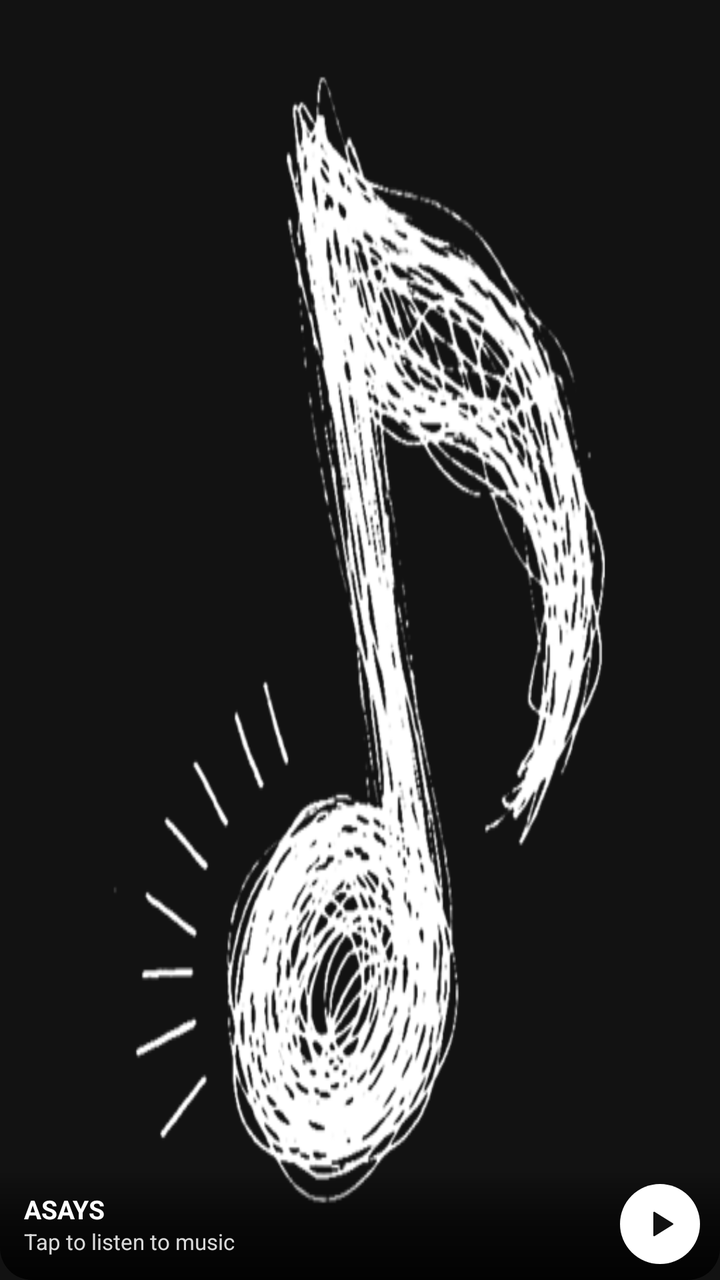
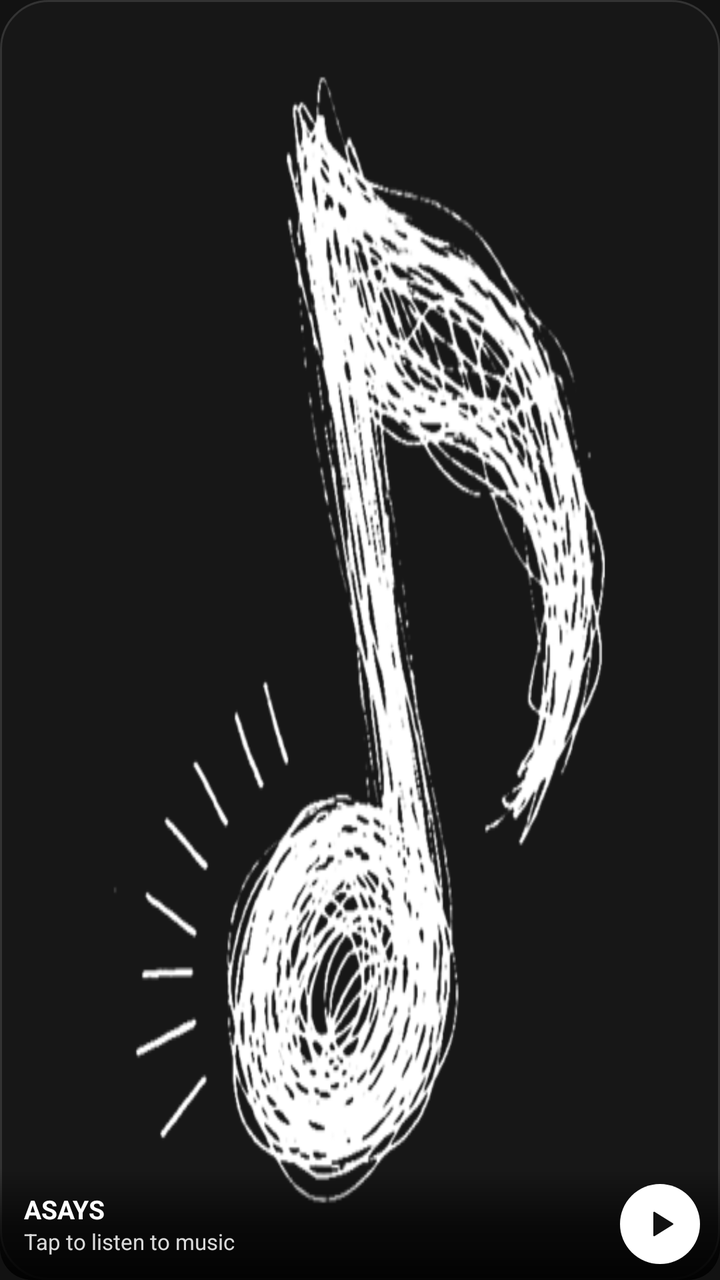

Two renders of the same Android screen: before a commit and after it. Below are the layout's source before the change and the commit's diff.
<!-- AndroidManifest.xml: application theme Theme.Naviify -->
<!-- res/layout/widget_now_playing_card.xml -->
<?xml version="1.0" encoding="utf-8"?>
<FrameLayout xmlns:android="http://schemas.android.com/apk/res/android"
    android:id="@+id/widget_card_root"
    android:layout_width="match_parent"
    android:layout_height="match_parent">

    <ImageView
        android:id="@+id/widget_card_art"
        android:layout_width="match_parent"
        android:layout_height="match_parent"
        android:scaleType="fitXY"
        android:src="@drawable/app_logo"
        android:contentDescription="@string/widget_artwork" />

    <LinearLayout
        android:layout_width="match_parent"
        android:layout_height="56dp"
        android:layout_gravity="bottom"
        android:background="@drawable/widget_scrim_strip"
        android:orientation="horizontal"
        android:gravity="center_vertical"
        android:paddingStart="12dp"
        android:paddingEnd="10dp">

        <LinearLayout
            android:id="@+id/widget_card_open_app_area"
            android:layout_width="0dp"
            android:layout_height="wrap_content"
            android:layout_weight="1"
            android:orientation="vertical">

            <TextView
                android:id="@+id/widget_card_title"
                android:layout_width="match_parent"
                android:layout_height="wrap_content"
                android:text="@string/widget_default_title"
                android:textColor="#FFFFFF"
                android:textSize="13sp"
                android:textStyle="bold"
                android:maxLines="1"
                android:singleLine="true"
                android:ellipsize="end" />

            <TextView
                android:id="@+id/widget_card_artist"
                android:layout_width="match_parent"
                android:layout_height="wrap_content"
                android:text="@string/widget_ready_to_play"
                android:textColor="#D9FFFFFF"
                android:textSize="11sp"
                android:maxLines="1"
                android:singleLine="true"
                android:ellipsize="end" />
        </LinearLayout>

        <ImageButton
            android:id="@+id/widget_card_btn_play_pause"
            android:layout_width="40dp"
            android:layout_height="40dp"
            android:layout_marginStart="6dp"
            android:background="@drawable/widget_play_btn_white"
            android:src="@drawable/ic_widget_play"
            android:scaleType="centerInside"
            android:padding="10dp"
            android:contentDescription="@string/widget_action_play" />
    </LinearLayout>
</FrameLayout>
<!-- resources referenced by this layout -->
<resources>
  <!-- drawable app_logo: png bitmap (drawable, 53085 bytes) -->
  <!-- drawable ic_widget_play (drawable) -->
  <vector xmlns:android="http://schemas.android.com/apk/res/android"
      android:width="24dp"
      android:height="24dp"
      android:viewportWidth="24"
      android:viewportHeight="24">
      <path
          android:fillColor="#121212"
          android:pathData="M8,5.14v13.72a0.5,0.5 0,0 0,0.76 0.42l11,-6.86a0.5,0.5 0,0 0,0 -0.84l-11,-6.86A0.5,0.5 0,0 0,8 5.14z" />
  </vector>
  <!-- drawable widget_play_btn_white (drawable) -->
  <?xml version="1.0" encoding="utf-8"?>
  <shape xmlns:android="http://schemas.android.com/apk/res/android"
      android:shape="oval">
      <solid android:color="#FFFFFFFF" />
  </shape>
  <!-- drawable widget_scrim_strip (drawable) -->
  <?xml version="1.0" encoding="utf-8"?>
  <shape xmlns:android="http://schemas.android.com/apk/res/android"
      android:shape="rectangle">
      <gradient
          android:angle="90"
          android:startColor="#E6000000"
          android:centerColor="#99000000"
          android:endColor="#00000000"
          android:type="linear" />
      <corners
          android:bottomLeftRadius="16dp"
          android:bottomRightRadius="16dp" />
  </shape>
  <string name="widget_action_play">Play</string>
  <string name="widget_artwork">Album Art</string>
  <string name="widget_default_title">ASAYS</string>
  <string name="widget_ready_to_play">Tap to listen to music</string>
  <style name="Theme.Naviify" parent="android:Theme.Material.NoActionBar">
          <item name="android:windowBackground">#121212</item>
          <item name="android:statusBarColor">#121212</item>
          <item name="android:navigationBarColor">#121212</item>
          <item name="android:windowLightStatusBar">false</item>
          <item name="android:windowLightNavigationBar" tools:targetApi="o_mr1">false</item>
      </style>
</resources>

<!-- the commit's change to res/layout/widget_now_playing_card.xml (unified diff, before → after) -->
@@ -2,7 +2,8 @@
 <FrameLayout xmlns:android="http://schemas.android.com/apk/res/android"
     android:id="@+id/widget_card_root"
     android:layout_width="match_parent"
-    android:layout_height="match_parent">
+    android:layout_height="match_parent"
+    android:background="@drawable/widget_bg_card">
 
     <ImageView
         android:id="@+id/widget_card_art"
<!-- resource entries referenced after the edit -->
@@ -11,6 +11,14 @@
           android:fillColor="#121212"
           android:pathData="M8,5.14v13.72a0.5,0.5 0,0 0,0.76 0.42l11,-6.86a0.5,0.5 0,0 0,0 -0.84l-11,-6.86A0.5,0.5 0,0 0,8 5.14z" />
   </vector>
+  <!-- drawable widget_bg_card (drawable) -->
+  <?xml version="1.0" encoding="utf-8"?>
+  <shape xmlns:android="http://schemas.android.com/apk/res/android"
+      android:shape="rectangle">
+      <solid android:color="#F2181818" />
+      <corners android:radius="24dp" />
+      <stroke android:width="1dp" android:color="#333333" />
+  </shape>
   <!-- drawable widget_play_btn_white (drawable) -->
   <?xml version="1.0" encoding="utf-8"?>
   <shape xmlns:android="http://schemas.android.com/apk/res/android"
